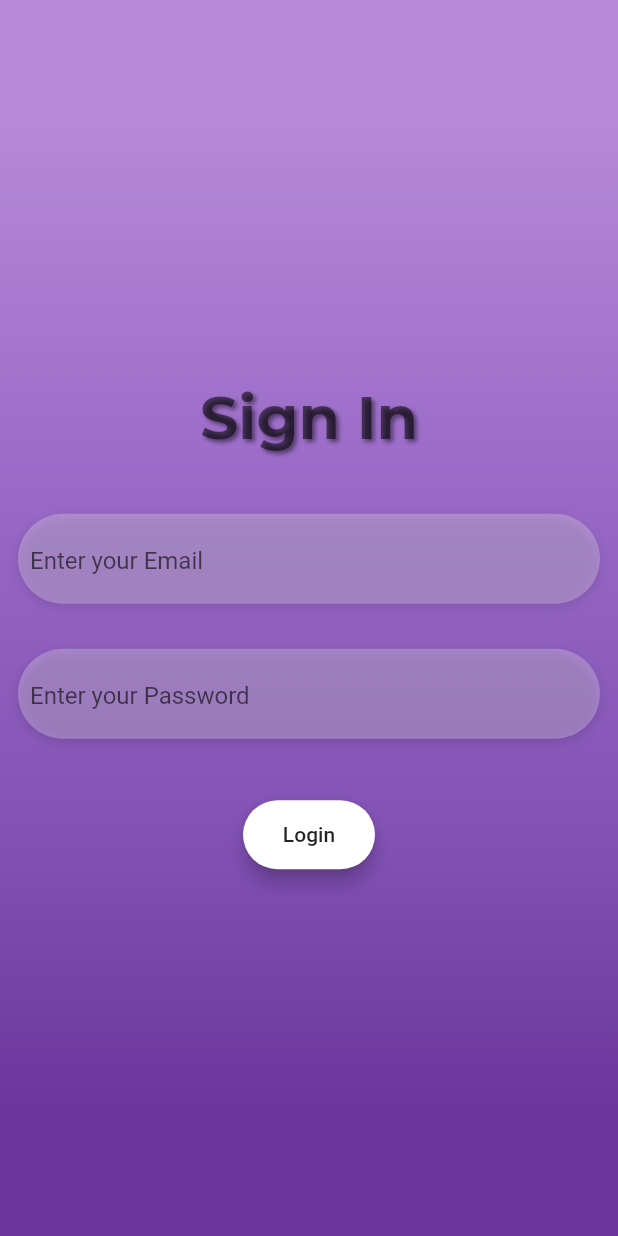
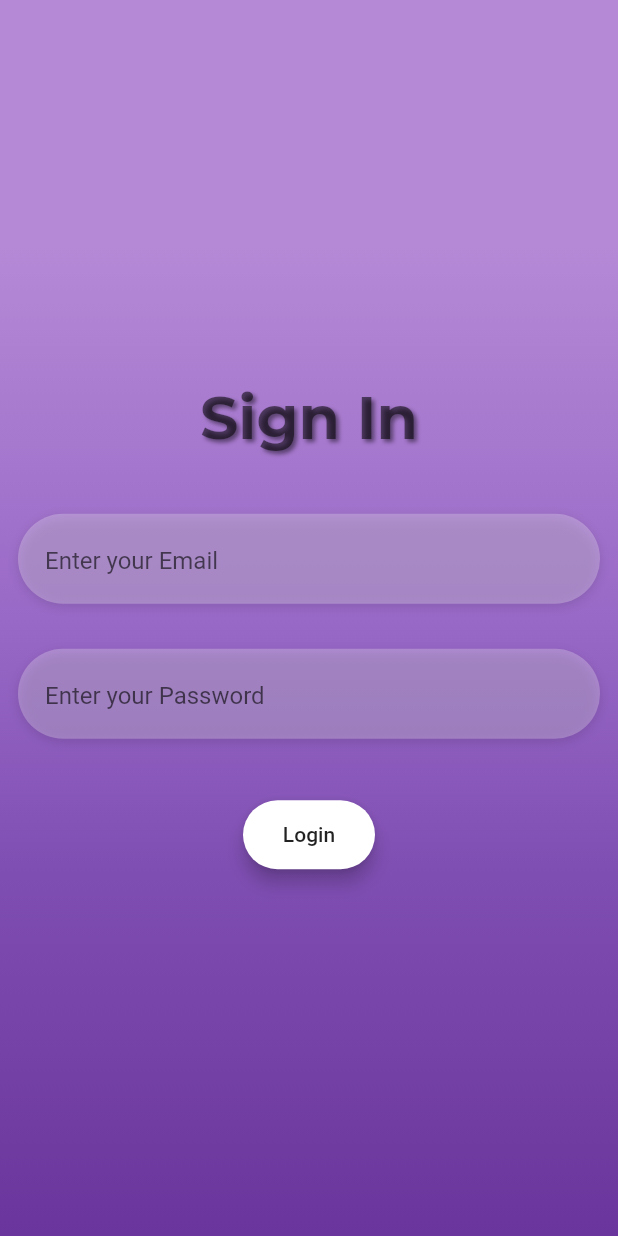
Before and after one commit to caronsunil/splitwise_app, a Flutter app: the LoginScreen screen opened directly, on a phone screen of 412 x 824 dp. Run offline on Flutter 3.47's test engine with Material 2 defaults, Android fonts, the phone set to English and light mode, and no system bars; our stand-ins replace cloud_firestore, email_validator, firebase_auth, firebase_core, flutter_phoenix, google_fonts and 1 more; accounts and stored records are empty; Roboto replaces fonts that are missing (OpenSans).

Commit message:
UI changes

```diff
--- a/lib/LoginScreen.dart
+++ b/lib/LoginScreen.dart
@@ -36,7 +36,7 @@ class _LoginScreenState extends State<LoginScreen> {
                 Color(0xFF804FB3),
                 Color(0xFF6A359C),
               ],
-              stops: [0.1, 0.4, 0.7, 0.9],
+              stops: [0.2, 0.5, 0.7, 1],
             ),
           ),
           child: Padding(
@@ -182,7 +182,7 @@ class _LoginScreenState extends State<LoginScreen> {
               decoration: InputDecoration(
                 hintText: 'Enter your Email',
                 border: InputBorder.none,
-                contentPadding: EdgeInsets.only(top: 14.0, left: 8),
+                contentPadding: EdgeInsets.only(top: 14.0, left: 18),
               ),
               onChanged: (String email) {
                 _email = email;
@@ -204,7 +204,7 @@ class _LoginScreenState extends State<LoginScreen> {
             obscureText: true,
             decoration: InputDecoration(
               border: InputBorder.none,
-              contentPadding: EdgeInsets.only(top: 14.0, left: 8),
+              contentPadding: EdgeInsets.only(top: 14.0, left: 18),
               hintText: 'Enter your Password',
             ),
             onChanged: (String pass) {
```
Also changed, not shown: lib/AllExpenseScreen.dart (+13 -8 lines).
